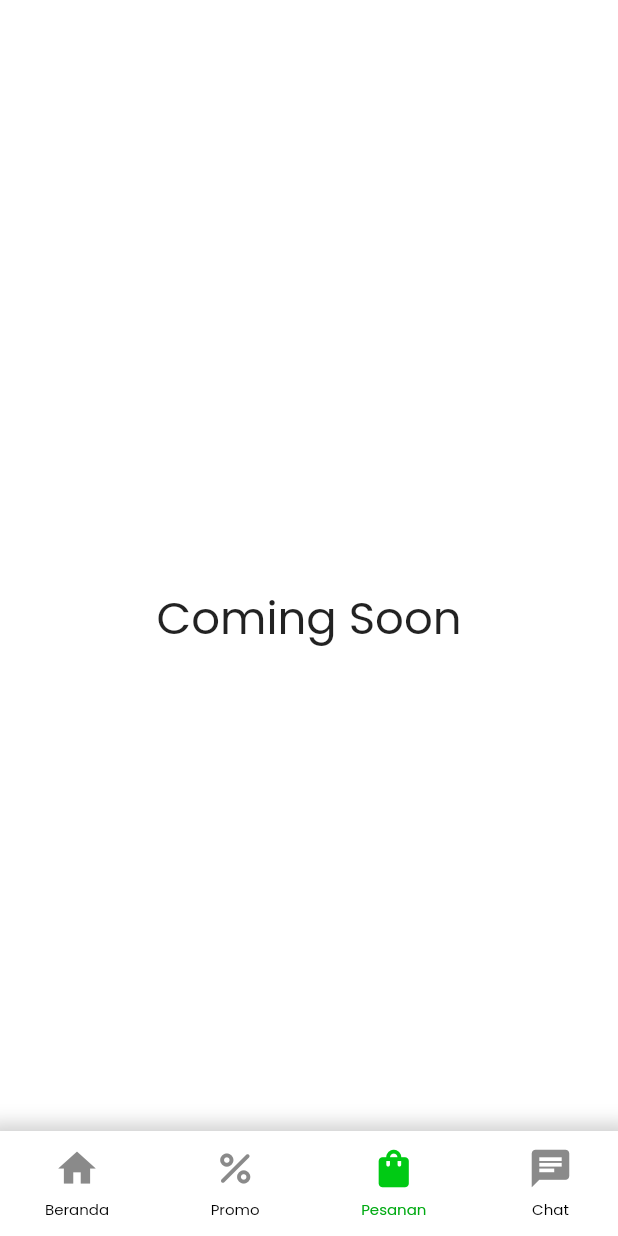
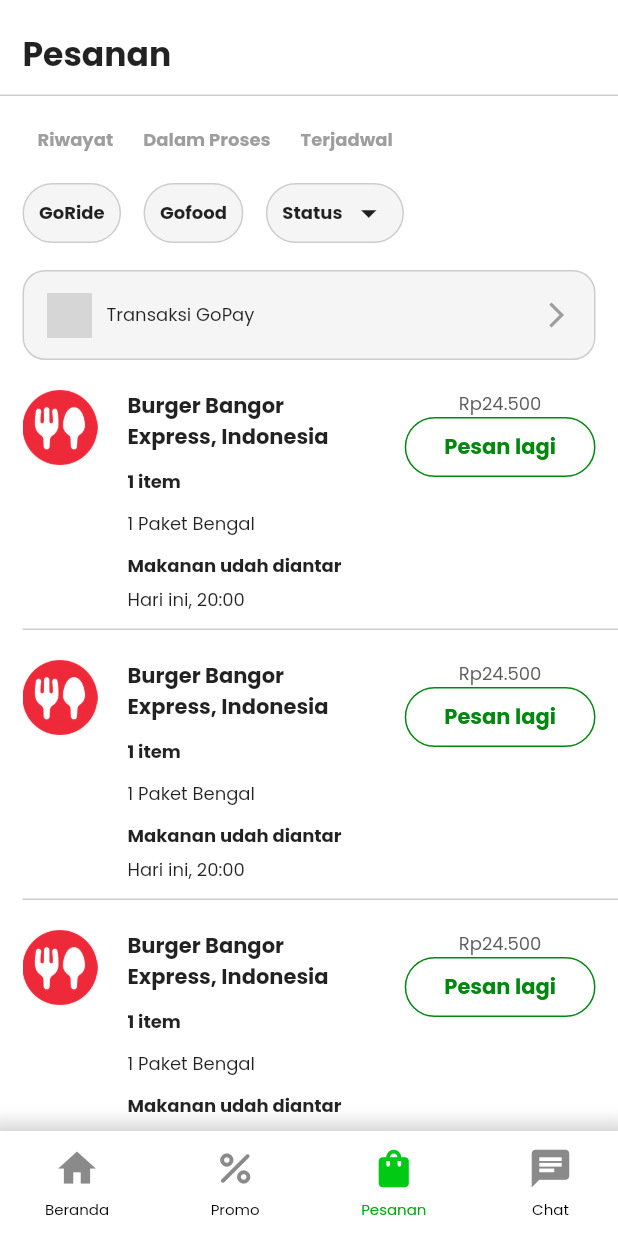
Before and after one commit to zakoraa/gojek-clone, a Flutter app: the screen it shows after launch, item 3 of the bottom bar chosen, on a phone screen of 412 x 824 dp. Run offline on Flutter 3.47's test engine with Material 2 defaults, Android fonts, the phone set to English and light mode, and no system bars; drawn by our look-alikes of auto_size_text; our stand-ins replace bloc, carousel_slider, dots_indicator, flutter_bloc, google_fonts; grey boxes are pictures that could not be loaded.

Commit message:
[ADD] order page

```diff
--- /dev/null
+++ b/lib/core.dart
@@ -0,0 +1,38 @@
+/*
+We believe, the class name must be unique.
+If there is a conflicting class name in this file,
+it means you have to rename it to something more unique.
+*/
+export 'package:gojek/coming_soon.dart';
+export 'package:gojek/main_page.dart';
+export 'package:gojek/module/home/view/home_view.dart';
+export 'package:gojek/module/home/widget/app_bar_costum.dart';
+export 'package:gojek/module/home/widget/event.dart';
+export 'package:gojek/module/home/widget/grid_view_widget.dart';
+export 'package:gojek/module/home/widget/header.dart';
+export 'package:gojek/module/home/widget/recommendation_place.dart';
+export 'package:gojek/module/promo/bloc/carousel_bloc.dart';
+export 'package:gojek/module/promo/blocEvent/carousel_event.dart';
+export 'package:gojek/module/promo/blocState/carousel_state.dart';
+export 'package:gojek/module/promo/list/interesting_promo_list.dart';
+export 'package:gojek/module/promo/view/promo_view.dart';
+export 'package:gojek/module/promo/widget/app_bar.dart';
+export 'package:gojek/module/promo/widget/carousel_slider.dart';
+export 'package:gojek/module/promo/widget/code.dart';
+export 'package:gojek/module/promo/widget/header_promo.dart';
+export 'package:gojek/module/promo/widget/interesting_promo.dart.dart';
+export 'package:gojek/module/search/view/search_view.dart';
+export 'package:gojek/module/search/widget/category.dart';
+export 'package:gojek/module/search/widget/history.dart';
+export 'package:gojek/module/search/widget/popular_searches.dart';
+export 'package:gojek/module/search/widget/search_app_bar.dart';
+export 'package:gojek/module/search/widget/shortcut.dart';
+export 'package:gojek/shared/blocs/buildPageCubit/build_page_cubit.dart';
+export 'package:gojek/shared/blocs/randomListCubit/random_list_cubit.dart';
+export 'package:gojek/shared/theme/color.dart';
+export 'package:gojek/shared/theme/custom_theme.dart';
+export 'package:gojek/shared/widgets/bottom_navbar.dart';
+export 'package:gojek/shared/widgets/gopay_later.dart';
+export 'package:gojek/shared/widgets/grid_view_search.dart';
+export 'package:gojek/shared/widgets/product_promo.dart';
+export 'package:gojek/shared/widgets/text_field_custom.dart';
--- a/lib/main_page.dart
+++ b/lib/main_page.dart
@@ -1,6 +1,7 @@
 import 'package:flutter/material.dart';
 import 'package:flutter_bloc/flutter_bloc.dart';
 import 'package:gojek/module/home/view/home_view.dart';
+import 'package:gojek/module/order/view/order_view.dart';
 import 'package:gojek/module/promo/view/promo_view.dart';
 import 'package:gojek/shared/blocs/buildPageCubit/build_page_cubit.dart';
 import 'package:gojek/shared/widgets/bottom_navbar.dart';
@@ -30,7 +31,7 @@ Widget buildPage(BottomNavBarTab page, BuildContext context) {
     case BottomNavBarTab.promo:
       return const PromoView();
     case BottomNavBarTab.pesanan:
-      return const ComingSoon();
+      return const OrderView();
     case BottomNavBarTab.chat:
       return const ComingSoon();
     default:
--- /dev/null
+++ b/lib/module/order/view/order_view.dart
@@ -0,0 +1,42 @@
+import 'package:flutter/material.dart';
+import 'package:gojek/module/order/widget/app_bar_order.dart';
+import 'package:gojek/module/order/widget/gopay_transaction.dart';
+
+import '../widget/gofood_history.dart';
+
+class OrderView extends StatelessWidget {
+  const OrderView({super.key});
+
+  @override
+  Widget build(BuildContext context) {
+    return Scaffold(
+      body: SafeArea(
+        child: SizedBox(
+          height: MediaQuery.of(context).size.height,
+          width: MediaQuery.of(context).size.width,
+          child: const Stack(
+            children: [
+              SingleChildScrollView(
+                physics: BouncingScrollPhysics(),
+                child: Column(
+                  children: [
+                    SizedBox(
+                      height: 180.0,
+                    ),
+                    GopayTransaction(),
+                    GoFoodHistory(),
+                    GoFoodHistory(),
+                    GoFoodHistory(),
+                    GoFoodHistory(),
+                    GoFoodHistory(),
+                  ],
+                ),
+              ),
+              AppBarOrder()
+            ],
+          ),
+        ),
+      ),
+    );
+  }
+}
--- /dev/null
+++ b/lib/module/order/widget/app_bar_order.dart
@@ -0,0 +1,117 @@
+import 'package:flutter/material.dart';
+import 'package:gojek/shared/theme/color.dart';
+
+class AppBarOrder extends StatelessWidget {
+  const AppBarOrder({super.key});
+
+  @override
+  Widget build(BuildContext context) {
+    Map<String, String> appBarMap = {
+      "Riwayat": "GoRide",
+      "Dalam Proses": "Gofood",
+      "Terjadwal": "Status"
+    };
+    return Positioned(
+      top: 0,
+      left: 0,
+      child: Container(
+        height: 170,
+        width: MediaQuery.of(context).size.width,
+        decoration: const BoxDecoration(
+          color: Colors.white,
+        ),
+        child: Column(
+          crossAxisAlignment: CrossAxisAlignment.start,
+          children: [
+            const SizedBox(
+              height: 20.0,
+            ),
+            const Padding(
+              padding: EdgeInsets.only(left: 15),
+              child: Text(
+                "Pesanan",
+                style: TextStyle(fontWeight: FontWeight.bold, fontSize: 22),
+              ),
+            ),
+            const SizedBox(
+              height: 10.0,
+            ),
+            Container(
+              height: 1,
+              width: MediaQuery.of(context).size.width,
+              color: CustomColor.grey,
+            ),
+            const SizedBox(
+              height: 20.0,
+            ),
+            Padding(
+              padding: const EdgeInsets.only(left: 25),
+              child: Row(
+                children: List.generate(
+                  appBarMap.length,
+                  (index) => Padding(
+                    padding: const EdgeInsets.only(right: 20),
+                    child: Text(
+                      appBarMap.keys.elementAt(index),
+                      style: const TextStyle(
+                          fontWeight: FontWeight.bold,
+                          fontSize: 12,
+                          color: Colors.grey),
+                    ),
+                  ),
+                ),
+              ),
+            ),
+            const SizedBox(
+              height: 20.0,
+            ),
+            Padding(
+                padding: const EdgeInsets.only(left: 15),
+                child: Row(
+                  children: List.generate(
+                    appBarMap.length,
+                    (index) => Container(
+                      padding: const EdgeInsets.symmetric(horizontal: 10),
+                      margin: const EdgeInsets.only(right: 15),
+                      height: 40,
+                      decoration: BoxDecoration(
+                          color: CustomColor.lightGrey,
+                          border: Border.all(width: 1, color: CustomColor.grey),
+                          borderRadius: BorderRadius.circular(20)),
+                      child: Center(
+                          child: index == appBarMap.length - 1
+                              ? Row(
+                                  crossAxisAlignment: CrossAxisAlignment.center,
+                                  mainAxisAlignment: MainAxisAlignment.center,
+                                  children: [
+                                    Text(
+                                      appBarMap.values
+                                          .elementAt(appBarMap.length - 1),
+                                      style: const TextStyle(
+                                          fontWeight: FontWeight.bold,
+                                          fontSize: 12),
+                                    ),
+                                    const SizedBox(
+                                      width: 5.0,
+                                    ),
+                                    const Icon(
+                                      Icons.arrow_drop_down,
+                                      size: 25,
+                                    )
+                                  ],
+                                )
+                              : Text(
+                                  appBarMap.values.elementAt(index),
+                                  style: const TextStyle(
+                                      fontWeight: FontWeight.bold,
+                                      fontSize: 12),
+                                )),
+                    ),
+                  ),
+                ))
+          ],
+        ),
+      ),
+    );
+  }
+}
--- /dev/null
+++ b/lib/module/order/widget/gofood_history.dart
@@ -0,0 +1,124 @@
+import 'package:auto_size_text/auto_size_text.dart';
+import 'package:flutter/material.dart';
+import 'package:gojek/shared/theme/color.dart';
+
+class GoFoodHistory extends StatelessWidget {
+  const GoFoodHistory({super.key});
+
+  @override
+  Widget build(BuildContext context) {
+    return Container(
+      padding: const EdgeInsets.only(left: 15, top: 20),
+      width: MediaQuery.of(context).size.width,
+      child: Column(
+        children: [
+          Padding(
+            padding: const EdgeInsets.only(right: 15),
+            child: Row(
+              crossAxisAlignment: CrossAxisAlignment.start,
+              children: [
+                Image.asset(
+                  "assets/images/gofood-logo.png",
+                  height: 50,
+                  width: 50,
+                ),
+                const SizedBox(
+                  width: 20.0,
+                ),
+                SizedBox(
+                  width: MediaQuery.of(context).size.width * 0.4,
+                  child: const Column(
+                    crossAxisAlignment: CrossAxisAlignment.start,
+                    children: [
+                      AutoSizeText(
+                        "Burger Bangor Express, Indonesia",
+                        maxLines: 2,
+                        overflow: TextOverflow.ellipsis,
+                        style: TextStyle(
+                            fontWeight: FontWeight.bold, fontSize: 14),
+                      ),
+                      SizedBox(
+                        height: 10.0,
+                      ),
+                      Text(
+                        "1 item",
+                        style: TextStyle(
+                          fontSize: 12,
+                          fontWeight: FontWeight.bold,
+                        ),
+                      ),
+                      SizedBox(
+                        height: 10.0,
+                      ),
+                      Text(
+                        "1 Paket Bengal",
+                        style: TextStyle(fontSize: 12),
+                      ),
+                      SizedBox(
+                        height: 10.0,
+                      ),
+                      Text(
+                        "Makanan udah diantar",
+                        style: TextStyle(
+                          fontSize: 12,
+                          fontWeight: FontWeight.bold,
+                        ),
+                      ),
+                      SizedBox(
+                        height: 5.0,
+                      ),
+                      Text(
+                        "Hari ini, 20:00",
+                        style: TextStyle(fontSize: 12),
+                      )
+                    ],
+                  ),
+                ),
+                const SizedBox(
+                  width: 20.0,
+                ),
+                Expanded(
+                    child: Column(
+                  mainAxisAlignment: MainAxisAlignment.spaceBetween,
+                  children: [
+                    const Text(
+                      "Rp24.500",
+                      style: TextStyle(
+                          color: Color.fromARGB(255, 92, 92, 92), fontSize: 12),
+                    ),
+                    Container(
+                      height: 40,
+                      padding: const EdgeInsets.symmetric(horizontal: 5),
+                      decoration: BoxDecoration(
+                        border:
+                            Border.all(width: 1, color: CustomColor.darkGreen),
+                        borderRadius: BorderRadius.circular(20),
+                        color: Colors.white,
+                      ),
+                      child: const Center(
+                          child: Text(
+                        "Pesan lagi",
+                        style: TextStyle(
+                            fontSize: 14,
+                            fontWeight: FontWeight.bold,
+                            color: CustomColor.darkGreen),
+                      )),
+                    ),
+                  ],
+                ))
+              ],
+            ),
+          ),
+          const SizedBox(
+            height: 10.0,
+          ),
+          Container(
+            height: 1,
+            width: MediaQuery.of(context).size.width,
+            color: CustomColor.grey,
+          )
+        ],
+      ),
+    );
+  }
+}
--- /dev/null
+++ b/lib/module/order/widget/gopay_transaction.dart
@@ -0,0 +1,46 @@
+import 'package:flutter/material.dart';
+import 'package:gojek/shared/theme/color.dart';
+
+class GopayTransaction extends StatelessWidget {
+  const GopayTransaction({super.key});
+
+  @override
+  Widget build(BuildContext context) {
+    return Container(
+      margin: const EdgeInsets.symmetric(horizontal: 15),
+      padding: const EdgeInsets.symmetric(horizontal: 15),
+      height: 60,
+      width: MediaQuery.of(context).size.width,
+      decoration: BoxDecoration(
+          border: Border.all(color: CustomColor.grey),
+          borderRadius: BorderRadius.circular(15),
+          color: CustomColor.lightGrey),
+      child: Row(
+        mainAxisAlignment: MainAxisAlignment.spaceBetween,
+        children: [
+          Row(
+            children: [
+              Image.asset(
+                "assets/images/gopay_logo_rounded.png",
+                height: 30,
+                width: 30,
+              ),
+              const SizedBox(
+                width: 10.0,
+              ),
+              const Text(
+                "Transaksi GoPay",
+                style: TextStyle(fontSize: 12),
+              )
+            ],
+          ),
+          const Icon(
+            Icons.arrow_forward_ios,
+            color: Colors.grey,
+            size: 20,
+          )
+        ],
+      ),
+    );
+  }
+}
```
